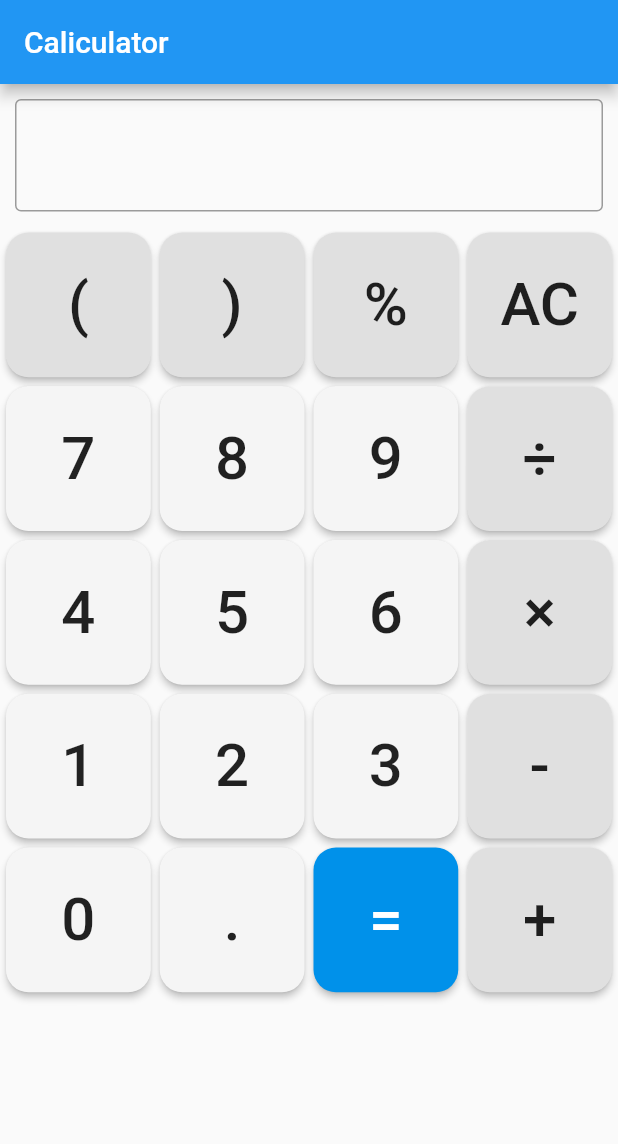
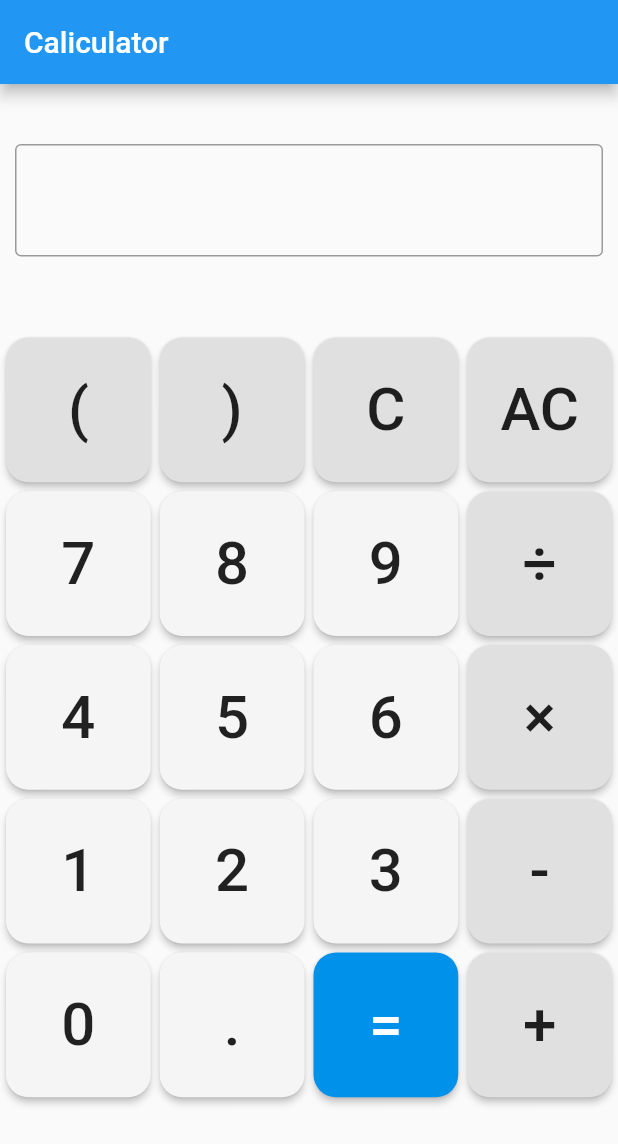
Before and after one commit to yamazki/flutter-calculator, a Flutter app: the screen it shows after launch, on a phone screen of 412 x 824 dp. Shown: the top 1144 px of the screen. Run offline on Flutter 3.47's test engine with Material 2 defaults, Android fonts, the phone set to English and light mode, and no system bars; our stand-ins replace math_expressions.

Commit message:
とりあえず完成

```diff
--- a/lib/calculator_button/calculation_symbol_button.dart
+++ b/lib/calculator_button/calculation_symbol_button.dart
@@ -11,18 +11,4 @@ class CalculationSymbolButton extends CalculatorButton {
     super.textEditingController.text += " ${super.buttonText} ";
   }
 
-  @override
-  Widget build(BuildContext context) {
-    return RaisedButton(
-      onPressed: buttonOnPressed,
-      shape: RoundedRectangleBorder(borderRadius: BorderRadius.circular(15.0)),
-      child: Container(
-        child: Text(
-            this.buttonText,
-            style: TextStyle(fontSize: 40)
-        ),
-      ),
-    );
-  }
-
 }
--- a/lib/calculator_button/calculator_button.dart
+++ b/lib/calculator_button/calculator_button.dart
@@ -9,4 +9,17 @@ abstract class CalculatorButton extends StatelessWidget{
 
   void buttonOnPressed();
 
+  Widget build(BuildContext context) {
+    return RaisedButton(
+      onPressed: buttonOnPressed,
+      shape: RoundedRectangleBorder(borderRadius: BorderRadius.circular(15.0)),
+      child: Container(
+        child: Text(
+          this.buttonText,
+          style: TextStyle(fontSize: 40)
+        ),
+      ),
+    );
+  }
+
 }
--- a/lib/calculator_button/evaluate_button.dart
+++ b/lib/calculator_button/evaluate_button.dart
@@ -1,14 +1,22 @@
 import 'package:flutter/material.dart';
 import './calculator_button.dart';
+import 'package:math_expressions/math_expressions.dart';
 
-class EvaluateButton extends CalculatorButton{
+class EvaluateButton extends CalculatorButton {
 
-  EvaluateButton({String buttonText, TextEditingController textEditingController })
+  final Parser p = new Parser();
+  final ContextModel cm = ContextModel();
+
+  EvaluateButton(
+      {String buttonText, TextEditingController textEditingController })
       :super(buttonText, textEditingController);
 
   @override
   void buttonOnPressed() {
-    super.textEditingController.text += " ${super.buttonText} ";
+    var text = super.textEditingController.text;
+    text = text.replaceAll("×", "*").replaceAll("÷", "/");
+    double eval = p.parse(text).evaluate(EvaluationType.REAL, cm);
+    super.textEditingController.text = eval.toString();
   }
 
   @override
@@ -17,11 +25,12 @@ class EvaluateButton extends CalculatorButton{
       child: RaisedButton(
         color: Colors.lightBlueAccent[700],
         onPressed: buttonOnPressed,
-        shape: RoundedRectangleBorder(borderRadius: BorderRadius.circular(15.0)),
+        shape: RoundedRectangleBorder(
+            borderRadius: BorderRadius.circular(15.0)),
         child: Container(
           child: Text(
-            super.buttonText,
-            style: TextStyle(fontSize: 40, color: Colors.white)
+              super.buttonText,
+              style: TextStyle(fontSize: 40, color: Colors.white)
           ),
         ),
       ),
--- a/lib/calculator_home.dart
+++ b/lib/calculator_home.dart
@@ -2,6 +2,7 @@ import 'package:calculator/calculator_button/evaluate_button.dart';
 import 'package:calculator/calculator_button/calculation_symbol_button.dart';
 import 'package:calculator/calculator_button/clear_button.dart';
 import 'package:flutter/material.dart';
+import 'package:flutter/services.dart';
 import 'calculator_button/number_button.dart';
 
 class Calculator extends StatefulWidget {
@@ -17,6 +18,10 @@ class CalculatorState extends State<Calculator> {
 
   @override
   Widget build(BuildContext context) {
+    SystemChrome.setPreferredOrientations([
+      DeviceOrientation.portraitUp,
+      DeviceOrientation.portraitDown
+    ]);
     return Scaffold(
       appBar: AppBar(
         title: Text('Caliculator')
@@ -25,6 +30,9 @@ class CalculatorState extends State<Calculator> {
         child: Container(
           child: Column(
             children: <Widget>[
+              Container(
+                padding: EdgeInsets.only(top: 30.0)
+              ),
               Container(
                 padding: EdgeInsets.all(5.0),
                 margin: EdgeInsets.all(5.0),
@@ -40,9 +48,12 @@ class CalculatorState extends State<Calculator> {
                   },
                 )
               ),
+              Container(
+                padding:EdgeInsets.only(bottom: 40.0)
+              ),
               Expanded(
                 child: GridView.count(
-                  crossAxisCount: MediaQuery.of(context).orientation.toString() == "Orientation.portrait" ? 4 : 8,
+                  crossAxisCount: 4, //MediaQuery.of(context).orientation.toString() == "Orientation.portrait" ? 4 : 8,
                   padding: const EdgeInsets.all(4.0),
                   childAspectRatio: 1.0,
                   mainAxisSpacing: 6.0,
@@ -50,7 +61,7 @@ class CalculatorState extends State<Calculator> {
                   children: <Widget>[
                     CalculationSymbolButton(buttonText:'(', textEditingController: this._textEditingController),
                     CalculationSymbolButton(buttonText:')', textEditingController: this._textEditingController),
-                    CalculationSymbolButton(buttonText:'%', textEditingController: this._textEditingController),
+                    ClearButton(buttonText:'C', textEditingController: this._textEditingController),
                     ClearButton(buttonText:'AC', textEditingController: this._textEditingController),
                     NumberButton(buttonText:'7', textEditingController: this._textEditingController),
                     NumberButton(buttonText:'8', textEditingController: this._textEditingController),
--- a/pubspec.yaml
+++ b/pubspec.yaml
@@ -27,6 +27,7 @@ dependencies:
 dev_dependencies:
   flutter_test:
     sdk: flutter
+  math_expressions: 1.1.1
 
 
 # For information on the generic Dart part of this file, see the
```
Also changed, not shown: pubspec.lock.
